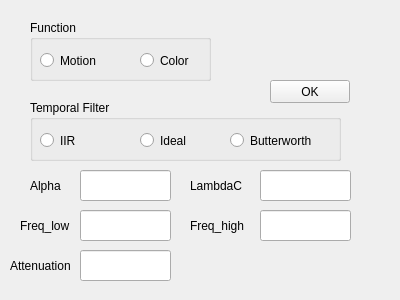
First picture: the form in paramcontroler.ui, repository Terranlee/Realtime_EVM, before the edit.
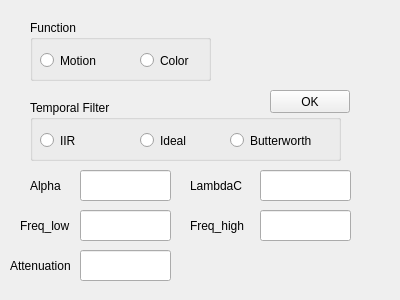
Second picture: the form after the edit.

Commit message: change the declaration of errors and the ui of parameter controller

Diff of the .ui file:
```diff
--- a/paramcontroler.ui
+++ b/paramcontroler.ui
@@ -108,7 +108,7 @@
    <property name="geometry">
     <rect>
      <x>270</x>
-     <y>80</y>
+     <y>90</y>
      <width>80</width>
      <height>23</height>
     </rect>
@@ -236,9 +236,9 @@
    <property name="geometry">
     <rect>
      <x>230</x>
-     <y>20</y>
+     <y>10</y>
      <width>161</width>
-     <height>51</height>
+     <height>71</height>
     </rect>
    </property>
    <property name="text">
```
The commit also changes 3 other files.
